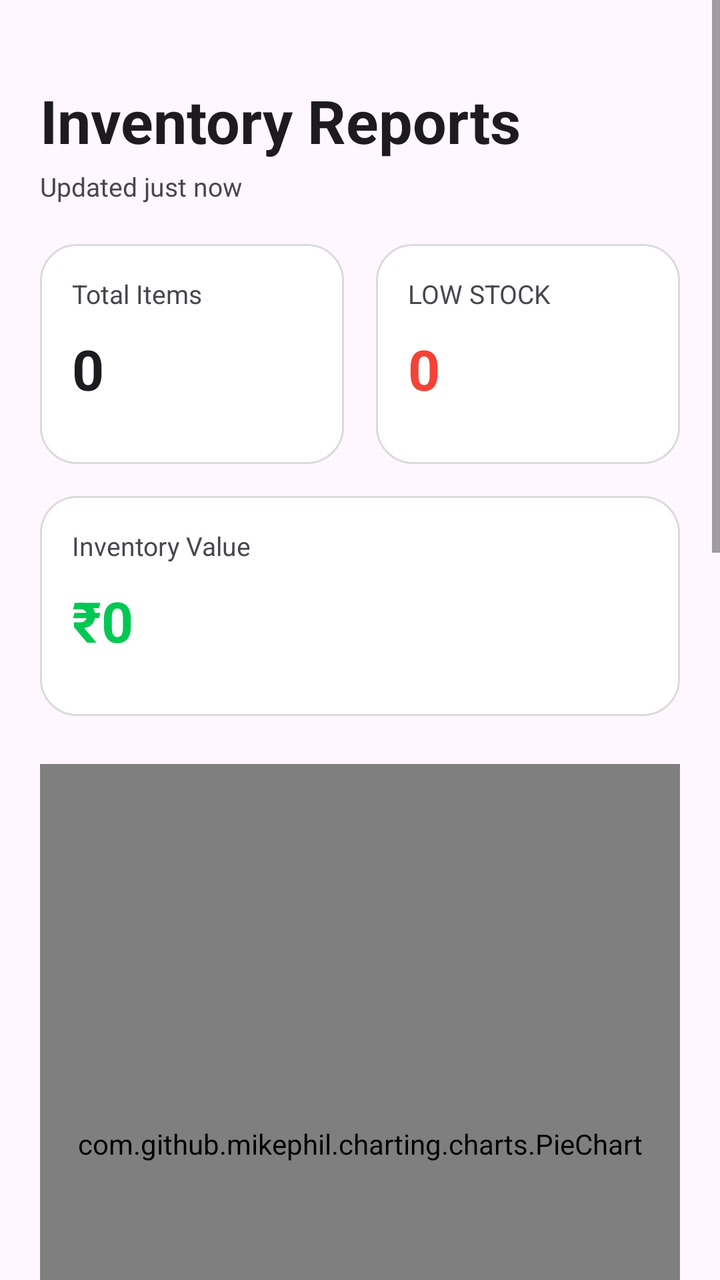
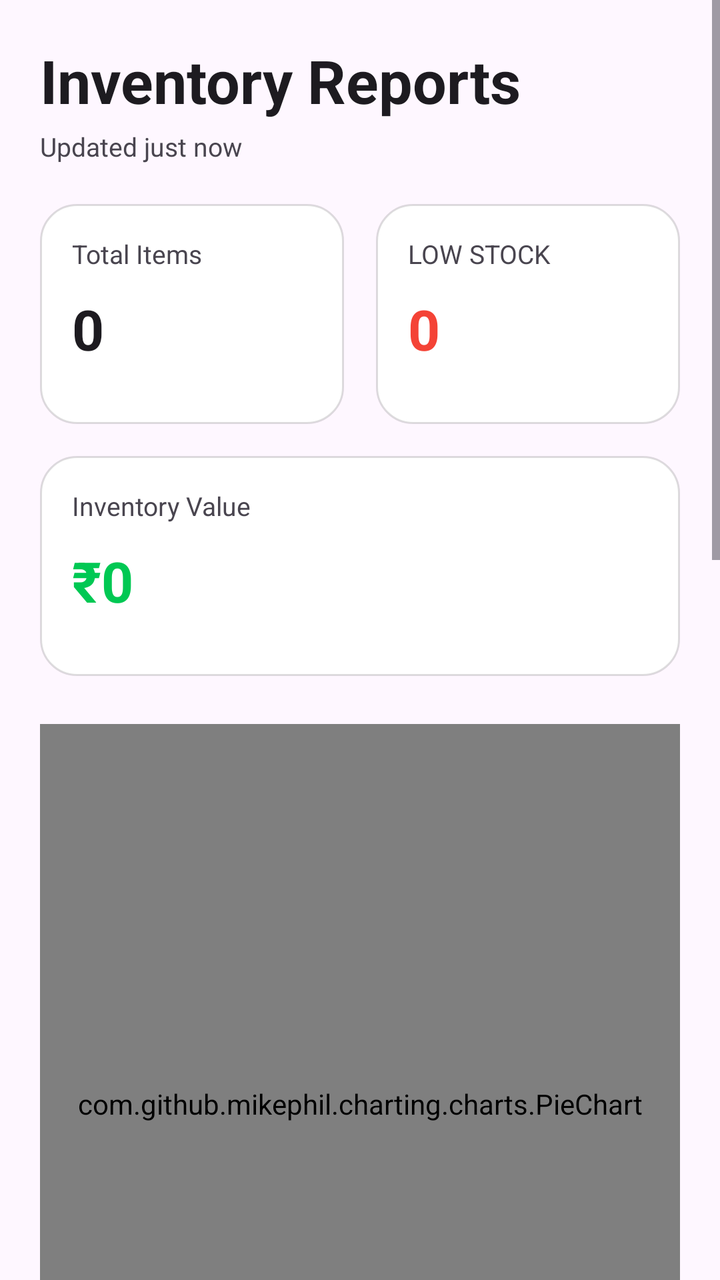

Screens rendered from an Android XML layout before and after an edit, with the pre-edit source and the edit as a unified diff.
<!-- AndroidManifest.xml: application theme Theme.SmartInventaryManagement -->
<!-- res/layout/fragment_reports.xml -->
<?xml version="1.0" encoding="utf-8"?>
<ScrollView
    xmlns:android="http://schemas.android.com/apk/res/android"

    android:layout_width="match_parent"

    android:layout_height="match_parent"

    android:background="?android:colorBackground">

    <LinearLayout
        android:layout_width="match_parent"

        android:layout_height="wrap_content"

        android:orientation="vertical"

        android:layout_marginTop="20dp"
        android:padding="20dp">

        

        <TextView
            android:layout_width="wrap_content"

            android:layout_height="wrap_content"

            android:text="@string/inventory_reports"

            android:textSize="30sp"

            android:textStyle="bold"

            android:textColor="?android:textColorPrimary"/>

        

        <TextView
            android:id="@+id/tvUpdated"

            android:layout_width="wrap_content"

            android:layout_height="wrap_content"

            android:text="Updated just now"

            android:textSize="13sp"

            android:textColor="?android:textColorSecondary"

            android:layout_marginTop="4dp"

            android:layout_marginBottom="20dp"/>

        

        <LinearLayout
            android:layout_width="match_parent"

            android:layout_height="wrap_content"

            android:orientation="horizontal"

            android:weightSum="2">

            

            <LinearLayout
                android:layout_width="0dp"

                android:layout_height="110dp"

                android:layout_weight="1"

                android:orientation="vertical"

                android:background="@drawable/tile_bg"

                android:padding="16dp"

                android:layout_marginEnd="8dp">

                <TextView
                    android:layout_width="wrap_content"

                    android:layout_height="wrap_content"

                    android:text="@string/total_items"

                    android:textColor="?android:textColorSecondary"

                    android:textSize="13sp"/>

                <TextView
                    android:id="@+id/tvTotalItems"

                    android:layout_width="wrap_content"

                    android:layout_height="wrap_content"

                    android:text="0"

                    android:textStyle="bold"

                    android:textSize="28sp"

                    android:textColor="?android:textColorPrimary"

                    android:layout_marginTop="10dp"/>
            </LinearLayout>

            

            <LinearLayout
                android:layout_width="0dp"

                android:layout_height="110dp"

                android:layout_weight="1"

                android:orientation="vertical"

                android:background="@drawable/tile_bg"

                android:padding="16dp"

                android:layout_marginStart="8dp">

                <TextView
                    android:layout_width="wrap_content"

                    android:layout_height="wrap_content"

                    android:text="@string/low_stock"

                    android:textColor="?android:textColorSecondary"

                    android:textSize="13sp"/>

                <TextView
                    android:id="@+id/tvLowStock"

                    android:layout_width="wrap_content"

                    android:layout_height="wrap_content"

                    android:text="0"

                    android:textStyle="bold"

                    android:textSize="28sp"

                    android:textColor="#F44336"

                    android:layout_marginTop="10dp"/>
            </LinearLayout>

        </LinearLayout>

        

        <LinearLayout
            android:layout_width="match_parent"

            android:layout_height="110dp"

            android:orientation="vertical"

            android:background="@drawable/tile_bg"

            android:padding="16dp"

            android:layout_marginTop="16dp">

            <TextView
                android:layout_width="wrap_content"

                android:layout_height="wrap_content"

                android:text="@string/inventory_value"

                android:textColor="?android:textColorSecondary"

                android:textSize="13sp"/>

            <TextView
                android:id="@+id/tvInventoryValue"

                android:layout_width="wrap_content"

                android:layout_height="wrap_content"

                android:text="₹0"

                android:textStyle="bold"

                android:textSize="28sp"

                android:textColor="#00C853"

                android:layout_marginTop="10dp"/>
        </LinearLayout>

        

        <com.github.mikephil.charting.charts.PieChart
            android:id="@+id/pieChart"

            android:layout_width="match_parent"

            android:layout_height="380dp"

            android:layout_marginTop="24dp"/>


        

        <com.github.mikephil.charting.charts.BarChart
            android:id="@+id/barChart"

            android:layout_width="match_parent"

            android:layout_height="320dp"

            android:layout_marginTop="24dp"/>
        

        <LinearLayout
            android:layout_width="match_parent"

            android:layout_height="wrap_content"

            android:orientation="vertical"

            android:background="@drawable/tile_bg"

            android:padding="16dp"

            android:layout_marginTop="20dp">

            <TextView
                android:layout_width="wrap_content"

                android:layout_height="wrap_content"

                android:text="@string/top_category"

                android:textStyle="bold"

                android:textSize="18sp"

                android:textColor="?android:textColorPrimary"/>

            <TextView
                android:id="@+id/tvTopCategory"

                android:layout_width="wrap_content"

                android:layout_height="wrap_content"

                android:text="Grocery"

                android:textSize="15sp"

                android:textColor="?android:textColorSecondary"

                android:layout_marginTop="8dp"/>
        </LinearLayout>

        

        <LinearLayout
            android:layout_width="match_parent"

            android:layout_height="wrap_content"

            android:orientation="vertical"

            android:background="@drawable/tile_bg"

            android:padding="16dp"

            android:layout_marginTop="20dp">

            <TextView
                android:layout_width="wrap_content"

                android:layout_height="wrap_content"

                android:text="@string/inventory_health"

                android:textStyle="bold"

                android:textSize="18sp"

                android:textColor="?android:textColorPrimary"/>

            <TextView
                android:id="@+id/tvHealth"

                android:layout_width="wrap_content"

                android:layout_height="wrap_content"

                android:text="Excellent"

                android:textSize="15sp"

                android:textColor="?android:textColorSecondary"

                android:layout_marginTop="8dp"/>
        </LinearLayout>

        

        <LinearLayout
            android:layout_width="match_parent"

            android:layout_height="wrap_content"

            android:orientation="vertical"

            android:background="@drawable/tile_bg"

            android:padding="16dp"

            android:layout_marginTop="20dp"

            android:layout_marginBottom="40dp">

            <TextView
                android:layout_width="wrap_content"

                android:layout_height="wrap_content"

                android:text="@string/low_stock_alerts"

                android:textStyle="bold"

                android:textSize="18sp"

                android:textColor="?android:textColorPrimary"/>

            <TextView
                android:id="@+id/tvAlerts"

                android:layout_width="wrap_content"

                android:layout_height="wrap_content"

                android:text="No alerts"

                android:textSize="15sp"

                android:textColor="?android:textColorSecondary"

                android:layout_marginTop="10dp"/>
        </LinearLayout>

    </LinearLayout>

</ScrollView>
<!-- resources referenced by this layout -->
<resources>
  <!-- drawable tile_bg (drawable) -->
  <?xml version="1.0" encoding="utf-8"?>
  <shape xmlns:android="http://schemas.android.com/apk/res/android">
  
      
  
      <solid android:color="?android:colorBackgroundFloating"/>
  
      
  
      <corners android:radius="18dp"/>
  
      
  
      <stroke
          android:width="1dp"
          android:color="#22000000"/>
  
      
  
      <padding
          android:left="2dp"
          android:right="2dp"
          android:top="2dp"
          android:bottom="2dp"/>
  
  </shape>
  <string name="inventory_health">📈 Inventory Health</string>
  <string name="inventory_reports">Inventory Reports</string>
  <string name="inventory_value">Inventory Value</string>
  <string name="low_stock">LOW STOCK</string>
  <string name="low_stock_alerts">⚠ Low Stock Alerts</string>
  <string name="top_category">🏆 Top Category</string>
  <string name="total_items">Total Items</string>
  <style name="Theme.SmartInventaryManagement" parent="Base.Theme.SmartInventaryManagement" />
  <style name="Base.Theme.SmartInventaryManagement" parent="Theme.Material3.DayNight.NoActionBar">
  
      </style>
</resources>

<!-- the commit's change to res/layout/fragment_reports.xml (unified diff, before → after) -->
@@ -15,7 +15,6 @@
 
         android:orientation="vertical"
 
-        android:layout_marginTop="20dp"
         android:padding="20dp">
 
         
